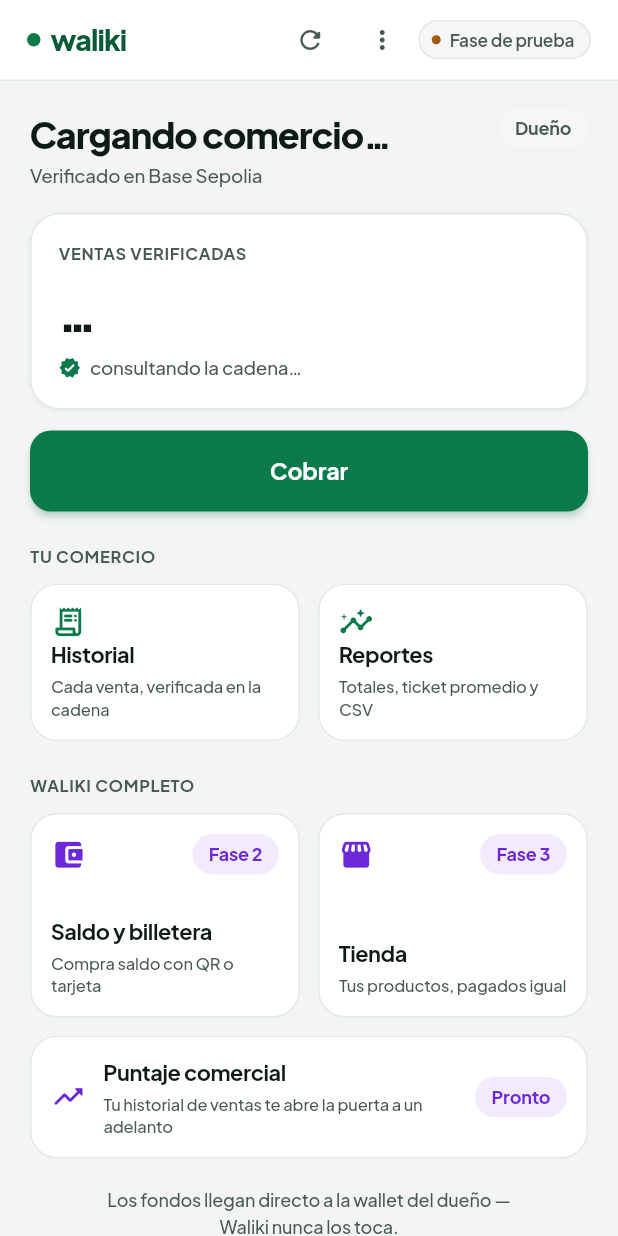
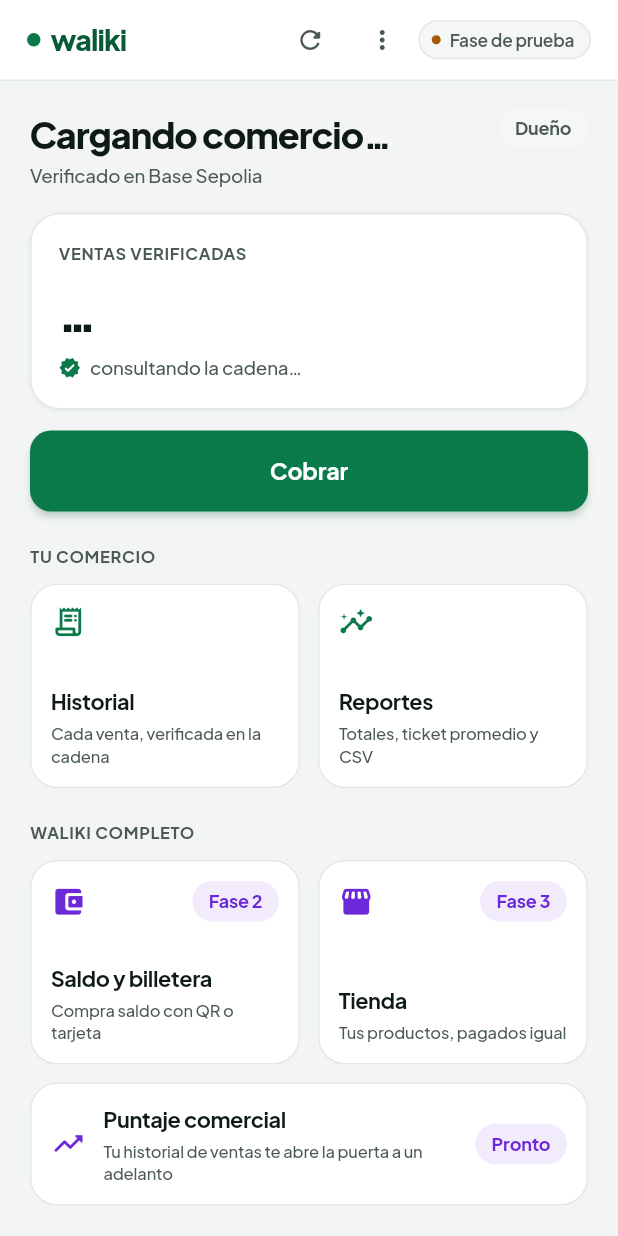
Before and after one commit to SOLUTI0N-TECH/waliki, a Flutter app: the HomeScreen screen opened directly with empty values, on a phone screen of 412 x 824 dp. Run offline on Flutter 3.47's test engine with Material 3 defaults, Android fonts, the phone set to English and light mode, and no system bars; our stand-ins replace qr_flutter, shared_preferences; missing offline and left inert: reown_appkit; accounts and stored records are empty; network calls fail.

Commit message:
fix(app): inicio en blanco — Spacer sin altura acotada dentro del scroll
Las tarjetas Historial/Reportes estaban en un Row dentro de un
SingleChildScrollView. _ActionCard usa Spacer, que exige altura acotada, y el
Row la dejaba infinita: el layout lanzaba "RenderBox was not laid out" y la
pantalla quedaba en blanco. Ahora usan el mismo GridView que las demas.

Co-Authored-By: Claude Opus 5 (1M context) <noreply@anthropic.com>

```diff
--- a/app/lib/screens/home.dart
+++ b/app/lib/screens/home.dart
@@ -165,10 +165,18 @@ class _HomeScreenState extends State<HomeScreen> {
                   style: wk(
                       size: 11, weight: 700, color: kInkSoft, tracking: 0.04)),
               const SizedBox(height: 10),
-              Row(
+              // A grid (not a Row): _ActionCard uses a Spacer, which needs a
+              // bounded height. Inside a scroll view a Row leaves the height
+              // unbounded and layout throws.
+              GridView.count(
+                crossAxisCount: 2,
+                shrinkWrap: true,
+                physics: const NeverScrollableScrollPhysics(),
+                mainAxisSpacing: 12,
+                crossAxisSpacing: 12,
+                childAspectRatio: 1.32,
                 children: [
-                  Expanded(
-                    child: _ActionCard(
+                  _ActionCard(
                     icon: Icons.receipt_long_rounded,
                     iconColor: kBrand,
                     title: 'Historial',
@@ -177,10 +185,7 @@ class _HomeScreenState extends State<HomeScreen> {
                         builder: (_) =>
                             HistorialScreen(merchantId: widget.merchantId))),
                   ),
-                  ),
-                  const SizedBox(width: 12),
-                  Expanded(
-                    child: _ActionCard(
+                  _ActionCard(
                     icon: Icons.insights_rounded,
                     iconColor: kBrand,
                     title: 'Reportes',
@@ -190,7 +195,6 @@ class _HomeScreenState extends State<HomeScreen> {
                               session: widget.session,
                               merchantId: widget.merchantId,
                             ))),
-                    ),
                   ),
                 ],
               ),
```
Lines whose indentation alone changed are shown as unchanged.
